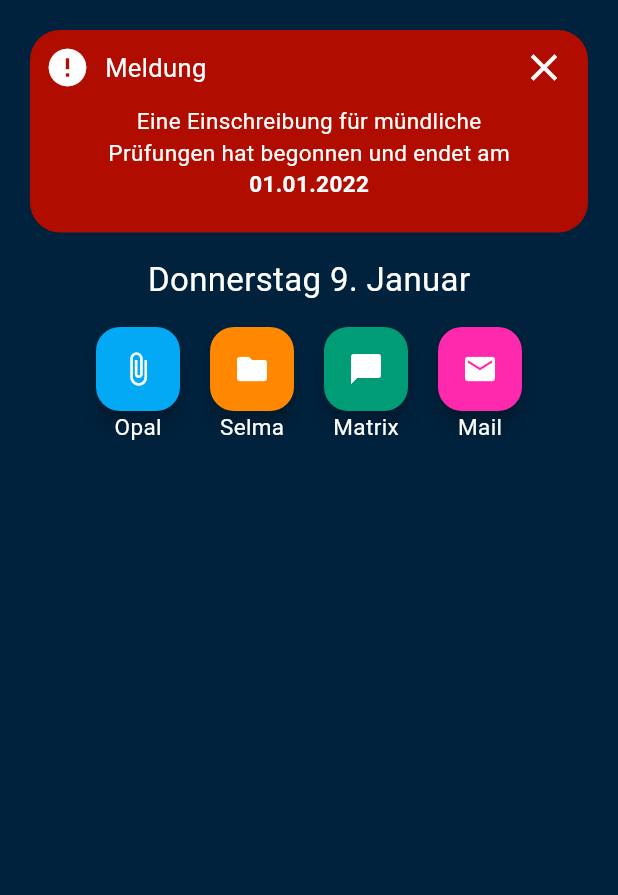
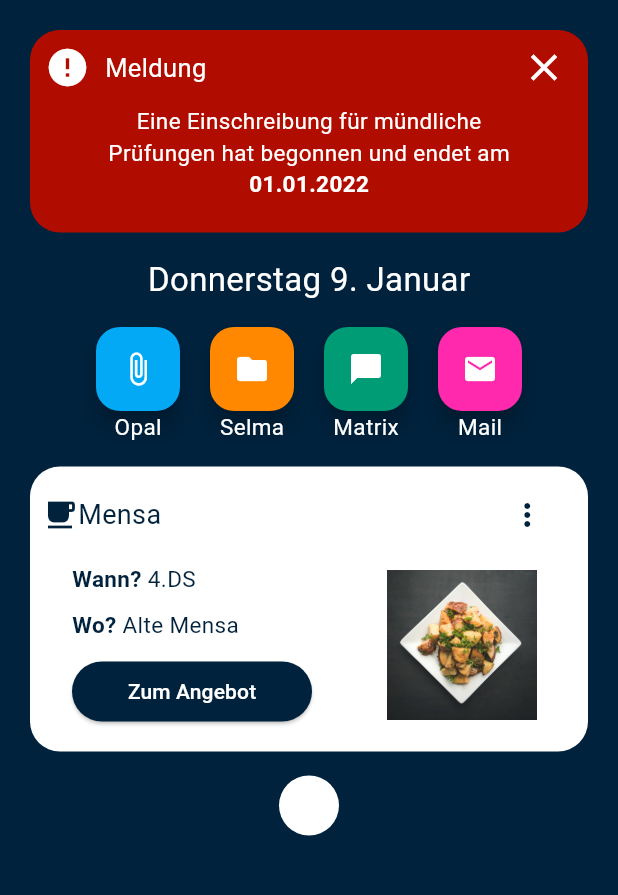
Before and after one commit to Niggi1105/study_app, a Flutter app: the screen it shows after launch, on a phone screen of 412 x 824 dp, the part 84-979 px from its top. Run offline on Flutter 3.47's test engine with Material 3 defaults, Android fonts, the phone set to English and light mode, and no system bars.

Commit message:
adding mensa widget and use Padding 	new file:   assets/mensa.jpg 	modified:   lib/main.dart 	modified:   pubspec.yaml

```diff
--- a/lib/main.dart
+++ b/lib/main.dart
@@ -1,3 +1,5 @@
+import 'dart:io';
+
 import 'package:flutter/material.dart';
 
 void main() {
@@ -29,7 +31,7 @@ class Dashboard extends StatelessWidget {
           Container(
             color: const Color.fromARGB(255, 0, 34, 61),
           ),
-          Container(
+          Padding(
             padding: const EdgeInsets.symmetric(vertical: 20, horizontal: 20),
             child: Column(
               verticalDirection: VerticalDirection.down,
@@ -38,6 +40,8 @@ class Dashboard extends StatelessWidget {
                 Notification(),
                 Date(),
                 ExternLinks(),
+                MensaInfo(),
+                TimeTable(),
               ],
             ),
           )
@@ -117,7 +121,6 @@ class Notification extends StatelessWidget {
   }
 }
 
-
 class Date extends StatelessWidget {
   const Date({super.key});
 
@@ -192,12 +195,7 @@ class ExternLinks extends StatelessWidget {
     return Row(
       mainAxisAlignment: MainAxisAlignment.center,
       spacing: 20,
-      children: [
-        OpalLink(),
-        SelmaLink(),
-        MatrixLink(),
-        MailLink()
-      ],
+      children: [OpalLink(), SelmaLink(), MatrixLink(), MailLink()],
     );
   }
 }
@@ -207,17 +205,20 @@ class OpalLink extends StatelessWidget {
 
   @override
   Widget build(BuildContext context) {
-    return Container(
-      child: Column(
+    return
+       Column(
         children: [
           FloatingActionButton(
             onPressed: () {}, //TODO: Add link to Opal
             backgroundColor: Colors.lightBlue,
-            child: Icon(Icons.attach_file, color: Colors.white,),
+            child: Icon(
+              Icons.attach_file,
+              color: Colors.white,
+            ),
           ),
           Text('Opal', style: TextStyle(color: Colors.white, fontSize: 15)),
         ],
-      ),
+
     );
   }
 }
@@ -227,17 +228,20 @@ class SelmaLink extends StatelessWidget {
 
   @override
   Widget build(BuildContext context) {
-    return Container(
-      child: Column(
+    return
+       Column(
         children: [
           FloatingActionButton(
             onPressed: () {}, //TODO: Add link to Selma
             backgroundColor: const Color.fromARGB(255, 255, 136, 0),
-            child: Icon(Icons.folder, color: Colors.white,),
+            child: Icon(
+              Icons.folder,
+              color: Colors.white,
+            ),
           ),
           Text('Selma', style: TextStyle(color: Colors.white, fontSize: 15)),
         ],
-      ),
+
     );
   }
 }
@@ -247,17 +251,19 @@ class MatrixLink extends StatelessWidget {
 
   @override
   Widget build(BuildContext context) {
-    return Container(
-      child: Column(
+    return
+      Column(
         children: [
           FloatingActionButton(
             onPressed: () {}, //TODO: Add link to Matrix Chat
             backgroundColor: const Color.fromARGB(255, 0, 156, 117),
-            child: Icon(Icons.chat_bubble, color: Colors.white,),
+            child: Icon(
+              Icons.chat_bubble,
+              color: Colors.white,
+            ),
           ),
           Text('Matrix', style: TextStyle(color: Colors.white, fontSize: 15)),
         ],
-      ),
     );
   }
 }
@@ -267,17 +273,155 @@ class MailLink extends StatelessWidget {
 
   @override
   Widget build(BuildContext context) {
+    return Column(
+      children: [
+        FloatingActionButton(
+          onPressed: () {}, //TODO: Add link to Mail
+          backgroundColor: const Color.fromARGB(255, 255, 41, 173),
+          child: Icon(
+            Icons.mail,
+            color: Colors.white,
+          ),
+        ),
+        Text('Mail', style: TextStyle(color: Colors.white, fontSize: 15)),
+      ],
+    );
+  }
+}
+
+//TODO: add color sheme abstraction to make colors more consistent
+class MensaInfo extends StatelessWidget {
+  const MensaInfo({super.key});
+
+  @override
+  Widget build(BuildContext context) {
     return Container(
+      padding: const EdgeInsets.all(8),
+      decoration: ShapeDecoration(
+        shape: RoundedRectangleBorder(
+          borderRadius: BorderRadius.circular(20),
+        ),
+        color: Colors.white,
+      ),
       child: Column(
         children: [
-          FloatingActionButton(
-            onPressed: () {}, //TODO: Add link to Mail
-            backgroundColor: const Color.fromARGB(255, 255, 41, 173),
-            child: Icon(Icons.mail, color: Colors.white,),
+          Row(
+            children: [
+              Icon(
+                Icons.local_cafe,
+                color: const Color.fromARGB(255, 0, 34, 61),
+              ),
+              Text(
+                'Mensa',
+                style: TextStyle(
+                    color: const Color.fromARGB(255, 0, 34, 61), fontSize: 18),
+              ),
+              Padding(
+                padding: const EdgeInsets.fromLTRB(220, 0, 0, 0),
+                child: IconButton(
+                  icon: Icon(
+                    Icons.more_vert,
+                    color: const Color.fromARGB(255, 0, 34, 61),
+                  ),
+                  onPressed: () {}, //T
+                ),
+              ),
+            ],
           ),
-          Text('Mail', style: TextStyle(color: Colors.white, fontSize: 15)),
+          Padding(
+            padding: EdgeInsets.symmetric(vertical: 8, horizontal: 20),
+            child: Row(
+              children: [
+                Column(
+                  crossAxisAlignment: CrossAxisAlignment.start,
+                  spacing: 10,
+                  children: [
+                    Row(
+                      spacing: 4,
+                      children: [
+                        Text(
+                          'Wann?',
+                          style: TextStyle(
+                              fontSize: 15,
+                              fontWeight: FontWeight.bold,
+                              color: const Color.fromARGB(255, 0, 34, 61)),
+                        ),
+                        Text(
+                          '4.DS',
+                          style: TextStyle(
+                            fontSize: 15,
+                            color: const Color.fromARGB(255, 0, 34, 61),
+                          ),
+                        ),
+                      ],
+                    ),
+                    Row(
+                      spacing: 4,
+                      children: [
+                        Text(
+                          'Wo?',
+                          style: TextStyle(
+                              fontSize: 15,
+                              fontWeight: FontWeight.bold,
+                              color: const Color.fromARGB(255, 0, 34, 61)),
+                        ),
+                        Text(
+                          'Alte Mensa',
+                          style: TextStyle(
+                            fontSize: 15,
+                            color: const Color.fromARGB(255, 0, 34, 61),
+                          ),
+                        ),
+                      ],
+                    ),
+                    ElevatedButton(
+                      onPressed: () {}, //TODO: Add link to Mensa
+                      style: ButtonStyle(
+                          fixedSize:
+                              WidgetStateProperty.all<Size>(Size(160, 30)),
+                          backgroundColor: WidgetStateProperty.all<Color>(
+                              const Color.fromARGB(255, 0, 34, 61))),
+                      child: Text(
+                        "Zum Angebot",
+                        style: TextStyle(color: Colors.white),
+                      ),
+                    ),
+                  ],
+                ),
+                Padding(
+                  padding: const EdgeInsets.fromLTRB(50, 0, 0, 0),
+                  child: Image(
+                    image: AssetImage("assets/mensa.jpg"),
+                    fit: BoxFit.scaleDown,
+                    width: 100,
+                    height: 100,
+                  ),
+                ),
+              ],
+            ),
+          ),
         ],
       ),
     );
   }
 }
+
+class TimeTable extends StatelessWidget {
+  const TimeTable({super.key});
+
+  @override
+  Widget build(BuildContext context) {
+    return Container(
+      padding: const EdgeInsets.all(20),
+      decoration: ShapeDecoration(
+        shape: RoundedRectangleBorder(
+          borderRadius: BorderRadius.circular(20),
+        ),
+        color: Colors.white,
+      ),
+      child: Column(
+        children: [],
+      ),
+    );
+  }
+}
--- a/pubspec.yaml
+++ b/pubspec.yaml
@@ -51,6 +51,8 @@ dev_dependencies:
 
 # The following section is specific to Flutter packages.
 flutter:
+  assets:
+    - assets/mensa.jpg
 
   # The following line ensures that the Material Icons font is
   # included with your application, so that you can use the icons in
```
Also changed, not shown: assets/mensa.jpg (added).
